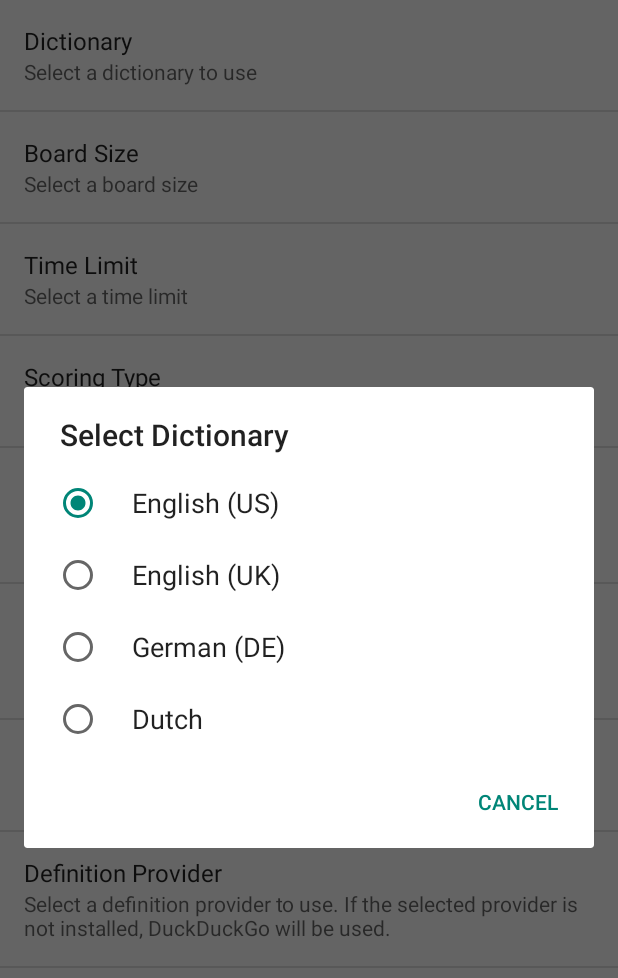
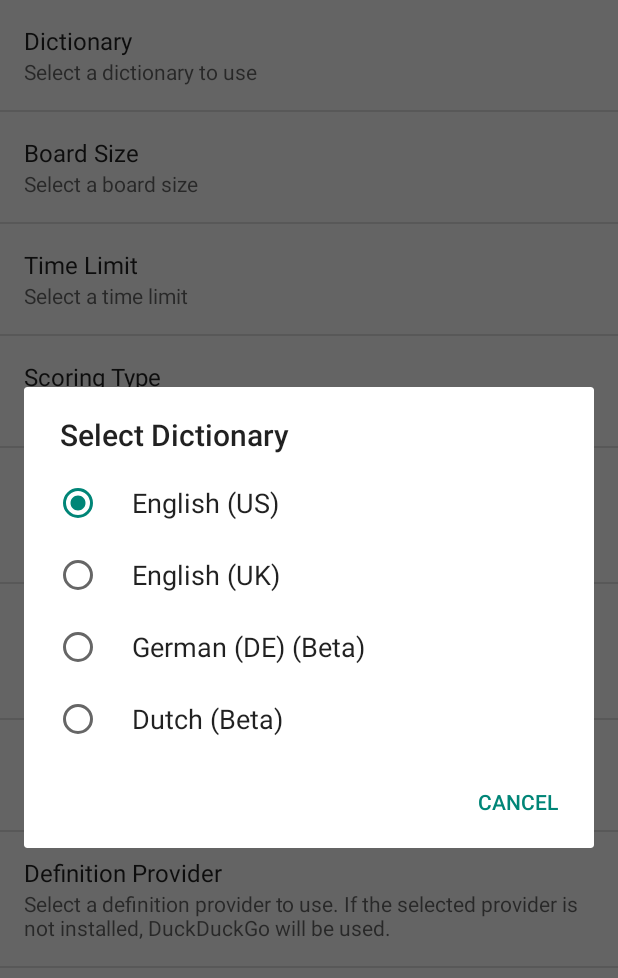
Before and after one commit to lexica/lexica, an Android app: the LexicaConfig screen opened directly, with no data from a screen before it, after a tap on "Dictionary", on a phone screen of 412 x 824 dp. Shown: the top 978 px of the screen. Run offline under Robolectric (Android 15) with nearby library versions, the light colour scheme and no system bars.

Commit message:
Highlight languages in Beta from preferences screen

```diff
--- a/app/src/main/java/com/serwylo/lexica/LexicaConfig.java
+++ b/app/src/main/java/com/serwylo/lexica/LexicaConfig.java
@@ -19,11 +19,14 @@ package com.serwylo.lexica;
 
 import android.content.Context;
 import android.content.DialogInterface;
+import android.preference.ListPreference;
 import android.preference.Preference;
 import android.preference.PreferenceActivity;
 import android.os.Bundle;
 import android.support.v7.app.AlertDialog;
 import android.widget.Toast;
+
+import com.serwylo.lexica.lang.Language;
 
 public class LexicaConfig extends PreferenceActivity implements Preference.OnPreferenceClickListener {
 
@@ -32,6 +35,22 @@ public class LexicaConfig extends PreferenceActivity implements Preference.OnPre
        	super.onCreate(savedInstanceState);
 		addPreferencesFromResource(R.xml.preferences);
         findPreference("resetScores").setOnPreferenceClickListener(this);
+        highlightBetaLanguages();
+    }
+
+    private void highlightBetaLanguages() {
+        ListPreference pref = (ListPreference) findPreference("dict");
+        CharSequence[] entries = pref.getEntries();
+        CharSequence[] values = pref.getEntryValues();
+        for (int i = 0; i < entries.length; i ++) {
+            Language language = Language.fromOrNull(values[i].toString());
+            if (language != null) {
+                if (language.isBeta()) {
+                    entries[i] = getString(R.string.pref_dict_beta, entries[i]);
+                }
+            }
+        }
+        pref.setEntries(entries);
     }
 
     @Override
--- a/app/src/main/java/com/serwylo/lexica/game/Game.java
+++ b/app/src/main/java/com/serwylo/lexica/game/Game.java
@@ -301,11 +301,19 @@ public class Game implements Synchronizer.Counter {
 				}
 			});
 
+			Log.d(TAG, "Initializing "  + language.getName() + " dictionary");
 			for (String word: solutions.keySet()) {
 				maxWordCountsByLength.put(word.length(), maxWordCountsByLength.get(word.length()) + 1);
-                Log.d(TAG, "Word: " + word);
+
+				// For debugging and diagnosis, it is convenient to have access to all the words
+				// for some boards printed to the log. This is especially true seeing as I can only
+				// speak / read English, and thus am unable to play the boards of additional
+				// languages without this aid. Once they go out of beta, then it seems inappropriate
+				// to print this.
+				if (language.isBeta()) {
+                	Log.d(TAG, "Word: " + word);
+				}
 			}
-            Log.d(TAG, "Language: " + language.getName());
 		} catch(IOException e) {
 			// Log.e(TAG,"initializeDictionary",e);
 		}
--- a/app/src/main/res/values/strings.xml
+++ b/app/src/main/res/values/strings.xml
@@ -17,7 +17,7 @@
 	<!--<string name="pref_dict_it">Italian</string>-->
 	<!--<string name="pref_dict_ca">Catalan</string>-->
 	<!--<string name="pref_dict_es">Spanish</string>-->
-	<string name="pref_dict_beta">Beta</string>
+	<string name="pref_dict_beta">%1$s (Beta)</string>
 
 	<string name="pref_boardSize">Board Size</string>
 	<string name="pref_boardSize_summary">Select a board size</string>
```
